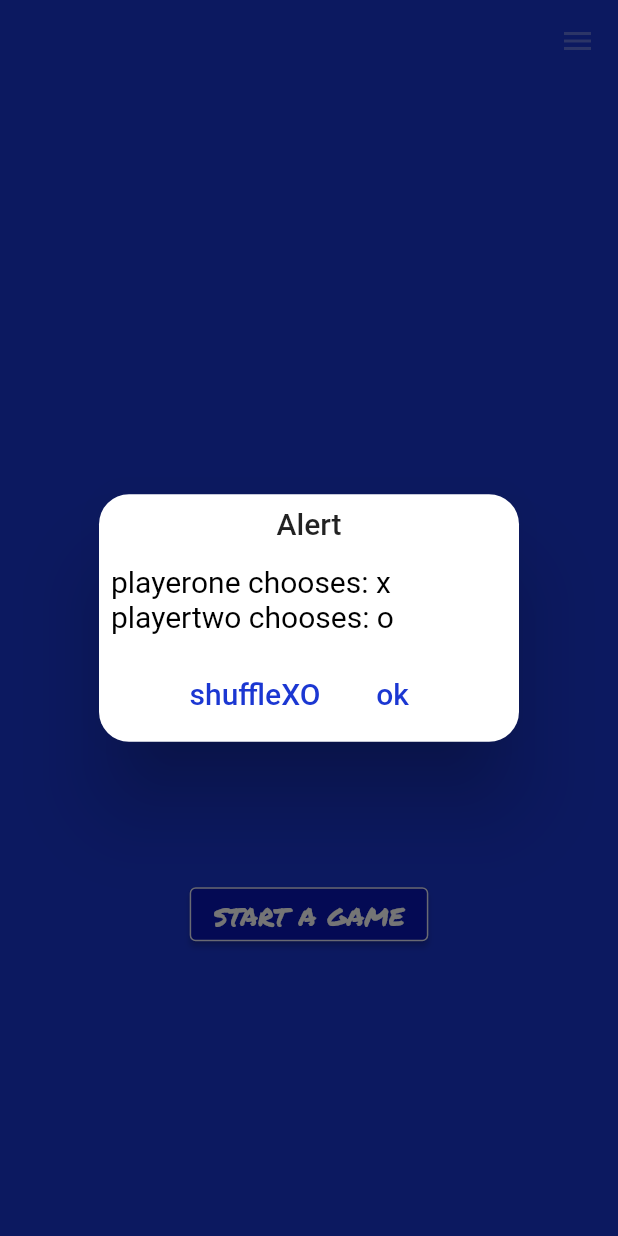
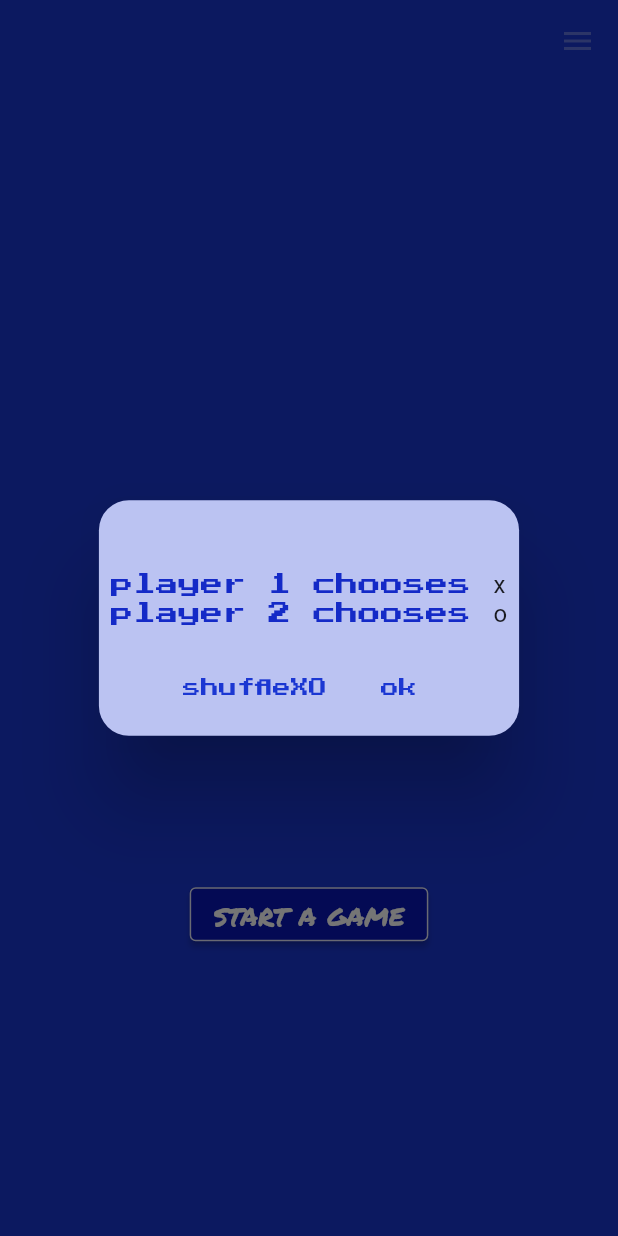
Before and after one commit to MohammedSolyman/tic_tac_toe, a Flutter app: the PortraitGameView screen opened directly, after a tap on "start a game", on a phone screen of 412 x 824 dp. Run offline on Flutter 3.47's test engine with Material 2 defaults, Android fonts, the phone set to English and light mode, and no system bars; our stand-ins replace get, google_fonts.

Commit message:
themes were improved

```diff
--- a/lib/controllers/game_comtroller.dart
+++ b/lib/controllers/game_comtroller.dart
@@ -1,3 +1,4 @@
+import 'package:flutter/material.dart';
 import 'package:get/get.dart';
 import 'package:tic_tac_toe/controllers/winning_check_controller.dart';
 import 'package:tic_tac_toe/data_type/player.dart';
@@ -40,7 +41,7 @@ class GameController extends WinningCheckController {
     });
   }
 
-  Future<void> squareFunction(int index) async {
+  Future<void> squareFunction(int index, BuildContext context) async {
     //put the symbol of the current player in the sqaure. only if this square is empty
     gameViewModel.update((val) {
       if (val!.gameList[index] == '') {
@@ -51,13 +52,13 @@ class GameController extends WinningCheckController {
     //check the winner
     if (checkWinner()) {
       //if the current player wins, show the winning dialog and increase his score.
-      await dialogWin();
+      await dialogWin(context);
       gameViewModel.update((val) {
         val!.currentPlayer!.score = val.currentPlayer!.score + 1;
       });
     } else if (checkTie()) {
       //if the grid is full and noone wins, show tie dialog.
-      await dialogTie();
+      await dialogTie(context);
     } else {
       //if no winner and no tie, change the game turn.
       _shuffleTurns();
@@ -84,8 +85,8 @@ class GameController extends WinningCheckController {
     Get.back();
   }
 
-  Future<void> showDialog() async {
-    await dialogGame();
+  Future<void> showGameDialog(BuildContext context) async {
+    await dialogGame(context);
   }
 
   void getNames(String name1, String name2) {
--- a/lib/theming/my_theme.dart
+++ b/lib/theming/my_theme.dart
@@ -12,7 +12,8 @@ class MyThemeData {
       textTheme: Light.textTheme,
       iconTheme: IconThemeData(
         color: lightSwatch.shade300,
-      ));
+      ),
+      textButtonTheme: Light.textButtonTheme);
   static ThemeData darkTheme = ThemeData(
       primarySwatch: darkSwatch,
       primaryColor: darkSwatch.shade500,
@@ -22,10 +23,16 @@ class MyThemeData {
       textTheme: Dark.textTheme,
       iconTheme: IconThemeData(
         color: darkSwatch.shade300,
-      ));
+      ),
+      textButtonTheme: Dark.textButtonTheme);
 }
 
 class Light {
+  static TextButtonThemeData textButtonTheme = TextButtonThemeData(
+      style: ButtonStyle(
+          textStyle: MaterialStatePropertyAll(GoogleFonts.pressStart2p(
+              color: lightSwatch.shade50, fontSize: 12))));
+
   static ElevatedButtonThemeData elevatedButtonThemeData =
       ElevatedButtonThemeData(
           style: ButtonStyle(
@@ -39,11 +46,21 @@ class Light {
     bodyMedium:
         GoogleFonts.pressStart2p(color: lightSwatch.shade50, fontSize: 40),
     bodySmall:
+        GoogleFonts.pressStart2p(color: lightSwatch.shade700, fontSize: 15),
+    bodyLarge:
+        GoogleFonts.permanentMarker(fontSize: 20, color: lightSwatch.shade700),
+    displaySmall: GoogleFonts.permanentMarker(fontSize: 20),
+    displayMedium:
         GoogleFonts.pressStart2p(color: lightSwatch.shade50, fontSize: 15),
-      displaySmall: GoogleFonts.permanentMarker(fontSize: 20));
+  );
 }
 
 class Dark {
+  static TextButtonThemeData textButtonTheme = TextButtonThemeData(
+      style: ButtonStyle(
+          textStyle: MaterialStatePropertyAll(GoogleFonts.pressStart2p(
+              color: darkSwatch.shade50, fontSize: 12))));
+
   static ElevatedButtonThemeData elevatedButtonThemeData =
       ElevatedButtonThemeData(
           style: ButtonStyle(
@@ -57,6 +74,11 @@ class Dark {
     bodyMedium:
         GoogleFonts.pressStart2p(color: darkSwatch.shade50, fontSize: 40),
     bodySmall:
+        GoogleFonts.pressStart2p(color: darkSwatch.shade700, fontSize: 15),
+    bodyLarge:
+        GoogleFonts.permanentMarker(fontSize: 20, color: darkSwatch.shade700),
+    displaySmall: GoogleFonts.permanentMarker(fontSize: 20),
+    displayMedium:
         GoogleFonts.pressStart2p(color: darkSwatch.shade50, fontSize: 15),
-      displaySmall: GoogleFonts.permanentMarker(fontSize: 20));
+  );
 }
--- a/lib/views/game_view/components/dialog_game.dart
+++ b/lib/views/game_view/components/dialog_game.dart
@@ -2,31 +2,35 @@ import 'package:flutter/material.dart';
 import 'package:get/get.dart';
 import 'package:tic_tac_toe/controllers/game_comtroller.dart';
 
-dialogGame() async {
+dialogGame(BuildContext context) async {
   GameController controller = Get.put(GameController());
 
   await Get.defaultDialog(
+    backgroundColor: Theme.of(context).primaryColorLight,
+    title: '',
     content: Column(
       children: [
         Row(
           children: [
-            const Text('playerone chooses: ',
-                style: TextStyle(fontSize: 20, color: Colors.black)),
+            Text('player 1 chooses ',
+                style: Theme.of(context).textTheme.bodySmall),
             Obx(() {
               return Text(
-                  controller.gameViewModel.value.player1chooseX ? 'x' : 'o',
-                  style: const TextStyle(fontSize: 20, color: Colors.black));
+                controller.gameViewModel.value.player1chooseX ? 'x' : 'o',
+                //  style: Theme.of(context).textTheme.bodySmall
+              );
             }),
           ],
         ),
         Row(
           children: [
-            const Text('playertwo chooses: ',
-                style: TextStyle(fontSize: 20, color: Colors.black)),
+            Text('player 2 chooses ',
+                style: Theme.of(context).textTheme.bodySmall),
             Obx(() {
               return Text(
-                  controller.gameViewModel.value.player1chooseX ? 'o' : 'x',
-                  style: const TextStyle(fontSize: 20, color: Colors.black));
+                controller.gameViewModel.value.player1chooseX ? 'o' : 'x',
+                //    style: Theme.of(context).textTheme.bodySmall
+              );
             }),
           ],
         ),
@@ -37,18 +41,16 @@ dialogGame() async {
           onPressed: () {
             controller.shuffleXO();
           },
-          child: const Text('shuffleXO',
-              style: TextStyle(
-                fontSize: 20,
-              ))),
+          child: const Text(
+            'shuffleXO',
+          )),
       TextButton(
           onPressed: () {
             controller.okFunction();
           },
-          child: const Text('ok',
-              style: TextStyle(
-                fontSize: 20,
-              ))),
+          child: const Text(
+            'ok',
+          )),
     ],
   );
 }
--- a/lib/views/game_view/components/legend.dart
+++ b/lib/views/game_view/components/legend.dart
@@ -14,7 +14,7 @@ class Legend extends StatelessWidget {
       if (controller.gameViewModel.value.startPlay) {
         return Text(
             '${controller.gameViewModel.value.currentPlayer!.name}(${controller.gameViewModel.value.currentPlayer!.symbol}) is playing',
-            style: Theme.of(context).textTheme.bodySmall);
+            style: Theme.of(context).textTheme.displayMedium);
       } else {
         return Container();
       }
--- a/lib/views/game_view/components/my_menu.dart
+++ b/lib/views/game_view/components/my_menu.dart
@@ -11,7 +11,7 @@ class MyPopupMenu extends StatelessWidget {
       mainAxisAlignment: MainAxisAlignment.end,
       children: [
         PopupMenuButton(
-          color: Theme.of(context).primaryColorDark,
+          color: Theme.of(context).primaryColorLight,
           itemBuilder: (context) {
             return [topListItem(context), themeitem(context)];
           },
@@ -22,16 +22,6 @@ class MyPopupMenu extends StatelessWidget {
   }
 }
 
-// PopupMenuButton MyPopupMenu(BuildContext context) {
-//   return PopupMenuButton(
-//     color: Theme.of(context).primaryColorDark,
-//     itemBuilder: (context) {
-//       return [topListItem(context), themeitem(context)];
-//     },
-//     child: const Icon(Icons.menu),
-//   );
-// }
-
 PopupMenuItem topListItem(BuildContext context) {
   return PopupMenuItem(
     child: Row(
@@ -40,7 +30,7 @@ PopupMenuItem topListItem(BuildContext context) {
         const Icon(Icons.account_box),
         Text(
           'top list',
-          style: Theme.of(context).textTheme.bodySmall,
+          style: Theme.of(context).textTheme.bodyLarge,
         )
       ],
     ),
@@ -64,7 +54,7 @@ PopupMenuItem themeitem(BuildContext context) {
         }),
         Text(
           'theme',
-          style: Theme.of(context).textTheme.bodySmall,
+          style: Theme.of(context).textTheme.bodyLarge,
         )
       ],
     ),
--- a/lib/views/game_view/components/portrait_game_view.dart
+++ b/lib/views/game_view/components/portrait_game_view.dart
@@ -58,8 +58,8 @@ class InfoButton extends StatelessWidget {
     GameController controller = Get.put(GameController());
 
     return ElevatedButton(
-        onPressed: () {
-          controller.showDialog();
+        onPressed: () async {
+          await controller.showGameDialog(context);
         },
         child: const Text('start a game'));
   }
--- a/lib/views/game_view/components/score_panel.dart
+++ b/lib/views/game_view/components/score_panel.dart
@@ -20,9 +20,9 @@ class ScorePanel extends StatelessWidget {
                     controller.gameViewModel.value.plyerOne!.name == ''
                         ? 'player 1'
                         : controller.gameViewModel.value.plyerOne!.name,
-                    style: Theme.of(context).textTheme.bodySmall),
+                    style: Theme.of(context).textTheme.displayMedium),
                 Text(controller.gameViewModel.value.plyerOne!.score.toString(),
-                    style: Theme.of(context).textTheme.bodySmall)
+                    style: Theme.of(context).textTheme.displayMedium)
               ],
             ),
             Column(
@@ -31,9 +31,9 @@ class ScorePanel extends StatelessWidget {
                     controller.gameViewModel.value.plyerTwo!.name == ''
                         ? 'player 2'
                         : controller.gameViewModel.value.plyerTwo!.name,
-                    style: Theme.of(context).textTheme.bodySmall),
+                    style: Theme.of(context).textTheme.displayMedium),
                 Text(controller.gameViewModel.value.plyerTwo!.score.toString(),
-                    style: Theme.of(context).textTheme.bodySmall)
+                    style: Theme.of(context).textTheme.displayMedium)
               ],
             ),
           ],
--- a/lib/views/game_view/components/square.dart
+++ b/lib/views/game_view/components/square.dart
@@ -13,7 +13,7 @@ class Square extends StatelessWidget {
 
     return InkWell(
       onTap: () async {
-        await controller.squareFunction(index);
+        await controller.squareFunction(index, context);
       },
       child: Container(
         decoration: BoxDecoration(
--- a/lib/views/welcome_view/welcome_view.dart
+++ b/lib/views/welcome_view/welcome_view.dart
@@ -20,14 +20,14 @@ class WelcomeView extends StatelessWidget {
               children: [
                 MyTextFormField(
                   tec: controller.welcomeViewModel.value.tecPlayer1,
-                  label: 'player one name',
+                  label: 'player 1 name',
                 ),
                 const SizedBox(
                   height: 20,
                 ),
                 MyTextFormField(
                   tec: controller.welcomeViewModel.value.tecPlayer2,
-                  label: 'player one name',
+                  label: 'player 2 name',
                 ),
                 const SizedBox(
                   height: 20,
```
Also changed, not shown: lib/views/game_view/components/dialog_tie.dart (+14 -11 lines), lib/views/game_view/components/dialog_win.dart (+17 -12 lines). Lines whose indentation alone changed are shown as unchanged.
